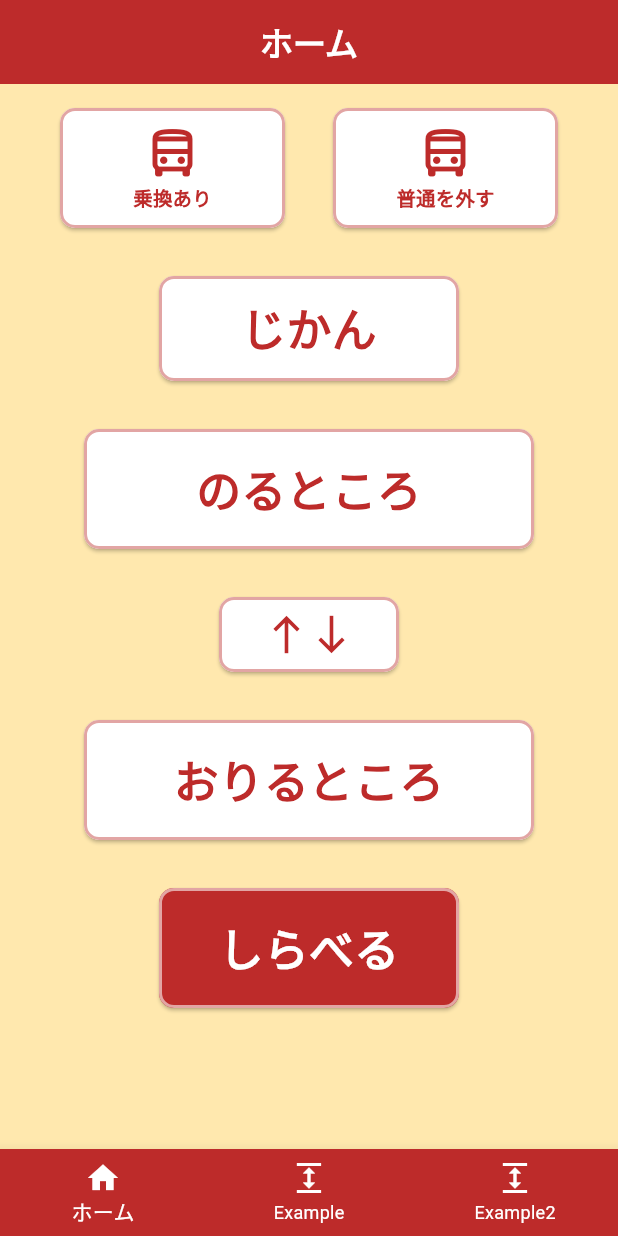
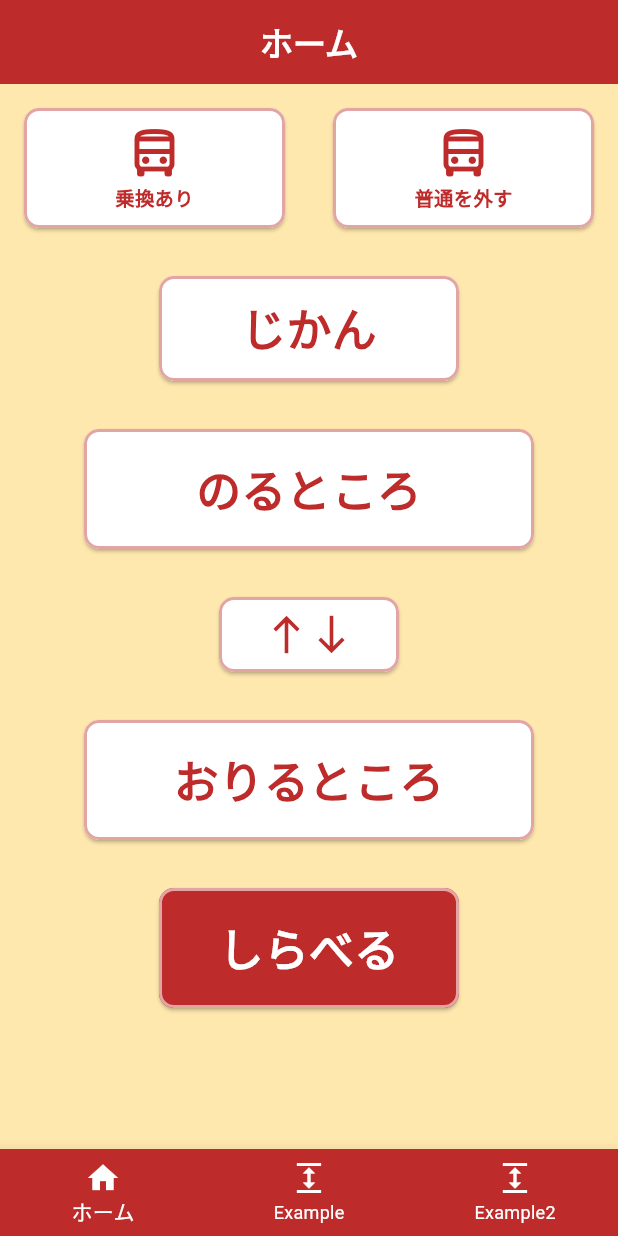
Before and after one commit to Yoshidagumi-group5/bus_app, a Flutter app: the screen it shows after launch, on a phone screen of 412 x 824 dp. Run offline on Flutter 3.47's test engine with Material 3 defaults, Android fonts, the phone set to English and light mode, and no system bars; our stand-ins replace flutter_riverpod.

Commit message:
UIの幅調製

```diff
--- a/lib/main.dart
+++ b/lib/main.dart
@@ -16,6 +16,7 @@ class MyApp extends StatelessWidget {
     return MaterialApp(
       title: 'Flutter Demo',
       theme: ThemeData(
+        scaffoldBackgroundColor: const Color.fromARGB(255, 255, 232, 174),
         colorScheme: ColorScheme.fromSeed(seedColor: Colors.deepPurple),
         useMaterial3: true,
       ),
--- a/lib/pages/home_page.dart
+++ b/lib/pages/home_page.dart
@@ -1,4 +1,6 @@
+import 'package:flutter/cupertino.dart';
 import 'package:flutter/material.dart';
+import 'package:flutter/widgets.dart';
 import 'package:flutter_riverpod/flutter_riverpod.dart';
 
 final transColorProvider = StateProvider<bool>((ref) => false);
@@ -22,7 +24,7 @@ class HomePage extends ConsumerWidget {
         ),
         backgroundColor: const Color.fromARGB(255, 189, 43, 43),
       ),
-      body: Center(
+      body: SingleChildScrollView(
         child: Container(
           color: const Color.fromARGB(255, 255, 232, 174),
           child: Column(
@@ -30,8 +32,12 @@ class HomePage extends ConsumerWidget {
               Row(
                 mainAxisAlignment: MainAxisAlignment.center,
                 children: [
-                  CheckButton(text: '乗換あり', provider: transColorProvider),
-                  CheckButton(text: '普通を外す', provider: futsuColorProvider),
+                  Expanded(
+                      child: CheckButton(
+                          text: '乗換あり', provider: transColorProvider)),
+                  Expanded(
+                      child: CheckButton(
+                          text: '普通を外す', provider: futsuColorProvider)),
                 ],
               ),
               TextButton(
@@ -61,7 +67,8 @@ class HomePage extends ConsumerWidget {
                   style: ElevatedButton.styleFrom(
                       foregroundColor: Colors.black,
                       backgroundColor: Colors.white,
-                      side: const BorderSide(color: Color.fromARGB(255, 226, 165, 164), width: 2),
+                      side: const BorderSide(
+                          color: Color.fromARGB(255, 226, 165, 164), width: 2),
                       shape: RoundedRectangleBorder(
                         borderRadius: BorderRadius.circular(10),
                       ),
@@ -69,8 +76,10 @@ class HomePage extends ConsumerWidget {
                   child: const Row(
                     mainAxisAlignment: MainAxisAlignment.center,
                     children: [
-                      Icon(Icons.north, size: 30, color: Color.fromARGB(255, 189, 43, 43)),
-                      Icon(Icons.south, size: 30, color: Color.fromARGB(255, 189, 43, 43))
+                      Icon(Icons.north,
+                          size: 30, color: Color.fromARGB(255, 189, 43, 43)),
+                      Icon(Icons.south,
+                          size: 30, color: Color.fromARGB(255, 189, 43, 43))
                     ],
                   ),
                 ),
@@ -112,12 +121,12 @@ class HomePage extends ConsumerWidget {
                   style: ElevatedButton.styleFrom(
                       foregroundColor: Colors.black,
                       backgroundColor: const Color(0xFFBD2B2A),
-                    side: const BorderSide(color: Color.fromARGB(255, 226, 165, 164), width: 2),
+                      side: const BorderSide(
+                          color: Color.fromARGB(255, 226, 165, 164), width: 2),
                       shape: RoundedRectangleBorder(
                         borderRadius: BorderRadius.circular(10),
                       ),
-                    fixedSize: const Size(200, 80)
-                  ),
+                      fixedSize: const Size(200, 80)),
                   child: const Text(
                     'しらべる',
                     style: TextStyle(
@@ -127,7 +136,11 @@ class HomePage extends ConsumerWidget {
                     ),
                   ),
                 ),
-              )
+              ),
+              /*Container(
+                height: 500,
+                color: const Color.fromARGB(255, 255, 232, 174),
+              )*/
             ],
           ),
         ),
@@ -162,12 +175,12 @@ class TextButton extends StatelessWidget {
         style: ElevatedButton.styleFrom(
             foregroundColor: Colors.black,
             backgroundColor: Colors.white,
-          side: const BorderSide(color: Color.fromARGB(255, 226, 165, 164), width: 2),
+            side: const BorderSide(
+                color: Color.fromARGB(255, 226, 165, 164), width: 2),
             shape: RoundedRectangleBorder(
               borderRadius: BorderRadius.circular(10),
             ),
-          fixedSize: Size(width, height)
-        ),
+            fixedSize: Size(width, height)),
         child: Text(
           text,
           style: TextStyle(
@@ -199,19 +212,18 @@ class CheckButton extends ConsumerWidget {
         },
         style: ElevatedButton.styleFrom(
             foregroundColor: Colors.black,
-          backgroundColor:
-              color ? const Color(0xFFE2A5A4) : Colors.white,
+            backgroundColor: color ? const Color(0xFFE2A5A4) : Colors.white,
             side: const BorderSide(color: Color(0xFFE2A5A4), width: 2),
             shape: RoundedRectangleBorder(
               borderRadius: BorderRadius.circular(10),
             ),
-          fixedSize: const Size(150, 80)
-        ),
+            fixedSize: const Size(150, 80)),
         child: Column(
           mainAxisAlignment: MainAxisAlignment.center,
           children: [
             Icon(
-              Icons.directions_bus_outlined, size: 40,
+              Icons.directions_bus_outlined,
+              size: 40,
               color: color ? Colors.black : const Color(0xFFBD2B2A),
             ),
             Text(
```
Lines whose indentation alone changed are shown as unchanged.
